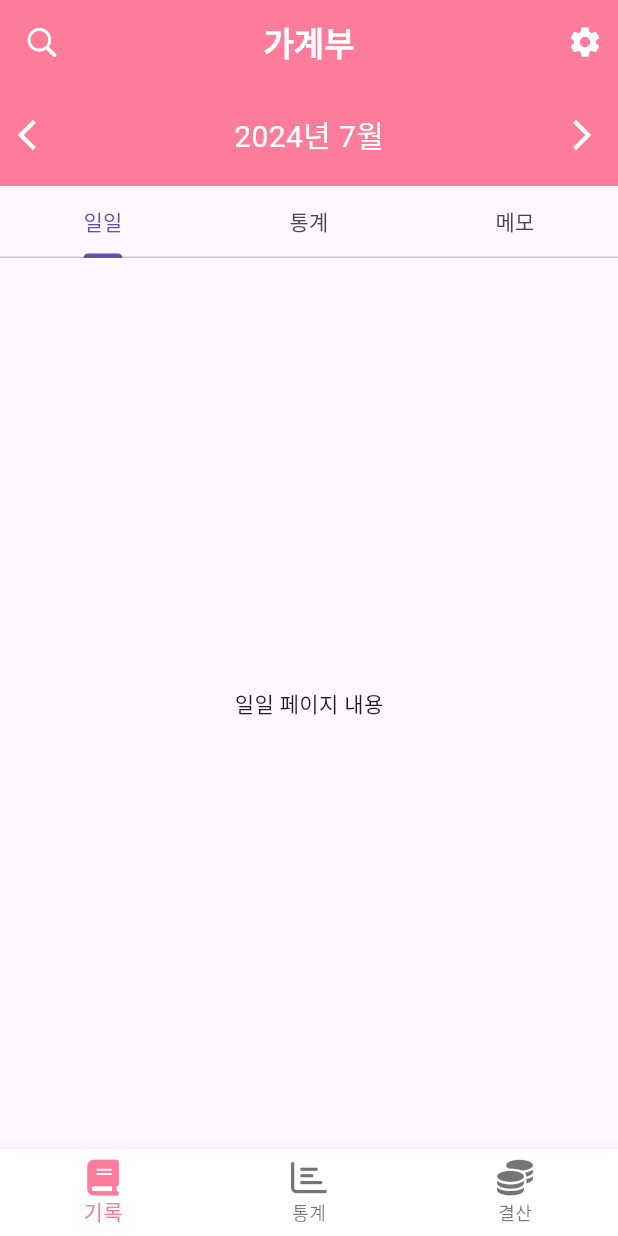
After one commit to coderyu5523/project-exam, a Flutter app: the screen it shows after launch, on a phone screen of 412 x 824 dp. The commit adds this screen. Run offline on Flutter 3.47's test engine with Material 3 defaults, Android fonts, the phone set to English and light mode, and no system bars; our stand-ins replace font_awesome_flutter.

Commit message:
tab bar 추가

```diff
--- a/lib/ui/pages/main_page.dart
+++ b/lib/ui/pages/main_page.dart
@@ -1,4 +1,3 @@
-import 'package:flutter/cupertino.dart';
 import 'package:flutter/material.dart';
 import 'package:project_account/ui/pages/record_page/record_page.dart';
 import '../_common/custom_app_bar.dart';
@@ -28,10 +27,10 @@ class _MainPageState extends State<MainPage> {
       appBar: CustomAppBar(title: "가계부"), // CustomAppBar 사용
       body: IndexedStack(
         index: _selectedIndex,
-        children: [
+        children: const [
           RecordPage(),
           ChartPage(),
-          AssetPage()
+          AssetPage(),
         ],
       ),
       bottomNavigationBar: CustomBottomNavigationBar(
--- /dev/null
+++ b/lib/ui/pages/record_page/record_daily_page.dart
@@ -0,0 +1,12 @@
+import 'package:flutter/material.dart';
+
+class RecordDailyPage extends StatelessWidget {
+  const RecordDailyPage({super.key});
+
+  @override
+  Widget build(BuildContext context) {
+    return Center(
+      child: Text("일일 페이지 내용"),
+    );;
+  }
+}
--- a/lib/ui/pages/record_page/record_page.dart
+++ b/lib/ui/pages/record_page/record_page.dart
@@ -1,21 +1,34 @@
-import 'package:flutter/cupertino.dart';
 import 'package:flutter/material.dart';
+import 'package:project_account/ui/pages/record_page/record_chart_page.dart';
+import 'package:project_account/ui/pages/record_page/record_daily_page.dart';
+import 'package:project_account/ui/pages/record_page/record_memo_page.dart';
 
 import '../../_common/calender_widget.dart';
 
-
 class RecordPage extends StatelessWidget {
-  const RecordPage({super.key});
+  const RecordPage({Key? key}) : super(key: key);
 
   @override
   Widget build(BuildContext context) {
-    return Scaffold(
-      body: Column(
+    return DefaultTabController(
+      length: 3,
+      child: Column(
         children: [
           CalendarWidget(),
+          TabBar(
+            tabs: const [
+              Tab(text: "일일"),
+              Tab(text: "통계"),
+              Tab(text: "메모")
+            ],
+          ),
           Expanded(
-            child: Center(
-              child: Text('데이터가 없습니다.'),
+            child: TabBarView(
+              children: [
+                RecordDailyPage(),
+                RecordChartPage(),
+                RecordMemoPage(),
+              ],
             ),
           ),
         ],
```
Also changed, not shown: lib/ui/pages/record_page/components/record_tab.dart (deleted, +0 -42 lines), lib/ui/pages/record_page/record_chart_page.dart (added, +12 -0 lines), lib/ui/pages/record_page/record_memo_page.dart (added, +12 -0 lines).
